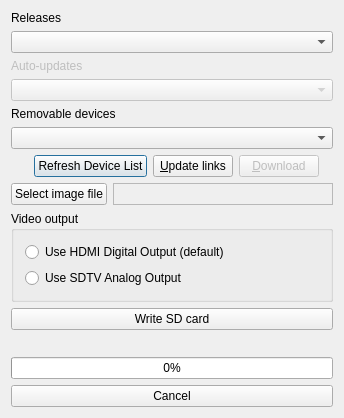
Old version of the form installer.ui in the repository RasPlex/rasplex-installer.
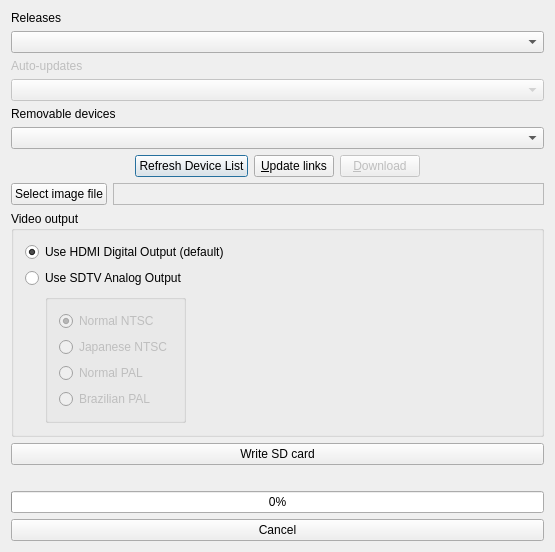
New version of the form. Icons and pictures are not drawn.

Commit message: Add sdtv mode selection

What changed in the file:
```diff
--- a/installer.ui
+++ b/installer.ui
@@ -6,8 +6,8 @@
    <rect>
     <x>0</x>
     <y>0</y>
-    <width>344</width>
-    <height>418</height>
+    <width>555</width>
+    <height>515</height>
    </rect>
   </property>
   <property name="windowTitle">
@@ -141,12 +141,15 @@
      <property name="title">
       <string>Video output</string>
      </property>
-     <layout class="QVBoxLayout" name="verticalLayout_2">
+     <layout class="QVBoxLayout" name="verticalLayout_3">
       <item>
        <widget class="QRadioButton" name="hdmiOutputButton">
         <property name="text">
          <string>Use HDMI Digital Output (default)</string>
         </property>
+        <property name="checked">
+         <bool>true</bool>
+        </property>
        </widget>
       </item>
       <item>
@@ -156,6 +159,91 @@
         </property>
        </widget>
       </item>
+      <item>
+       <layout class="QHBoxLayout" name="horizontalLayout_2">
+        <item>
+         <spacer name="horizontalSpacer_3">
+          <property name="orientation">
+           <enum>Qt::Horizontal</enum>
+          </property>
+          <property name="sizeType">
+           <enum>QSizePolicy::Maximum</enum>
+          </property>
+          <property name="sizeHint" stdset="0">
+           <size>
+            <width>20</width>
+            <height>20</height>
+           </size>
+          </property>
+         </spacer>
+        </item>
+        <item>
+         <widget class="QGroupBox" name="sdtvModeGroup">
+          <property name="enabled">
+           <bool>false</bool>
+          </property>
+          <layout class="QVBoxLayout" name="verticalLayout_2">
+           <item>
+            <widget class="QRadioButton" name="sdtvMode_0">
+             <property name="toolTip">
+              <string>Normal NTSC</string>
+             </property>
+             <property name="text">
+              <string>Normal NTSC</string>
+             </property>
+             <property name="checked">
+              <bool>true</bool>
+             </property>
+            </widget>
+           </item>
+           <item>
+            <widget class="QRadioButton" name="sdtvMode_1">
+             <property name="toolTip">
+              <string>Japanese version of NTSC - no pedestal</string>
+             </property>
+             <property name="text">
+              <string>Japanese NTSC</string>
+             </property>
+            </widget>
+           </item>
+           <item>
+            <widget class="QRadioButton" name="sdtvMode_2">
+             <property name="toolTip">
+              <string>Normal PAL</string>
+             </property>
+             <property name="text">
+              <string>Normal PAL</string>
+             </property>
+            </widget>
+           </item>
+           <item>
+            <widget class="QRadioButton" name="sdtvMode_3">
+             <property name="toolTip">
+              <string>Brazilian version of PAL - 525/60 rather than 625/50, different subcarrier</string>
+             </property>
+             <property name="text">
+              <string>Brazilian PAL</string>
+             </property>
+            </widget>
+           </item>
+          </layout>
+         </widget>
+        </item>
+        <item>
+         <spacer name="horizontalSpacer_4">
+          <property name="orientation">
+           <enum>Qt::Horizontal</enum>
+          </property>
+          <property name="sizeHint" stdset="0">
+           <size>
+            <width>40</width>
+            <height>20</height>
+           </size>
+          </property>
+         </spacer>
+        </item>
+       </layout>
+      </item>
      </layout>
     </widget>
    </item>
```
Left out of the diff: 19 changed lines with no effect on the pictures. The commit also changes 1 other file.
